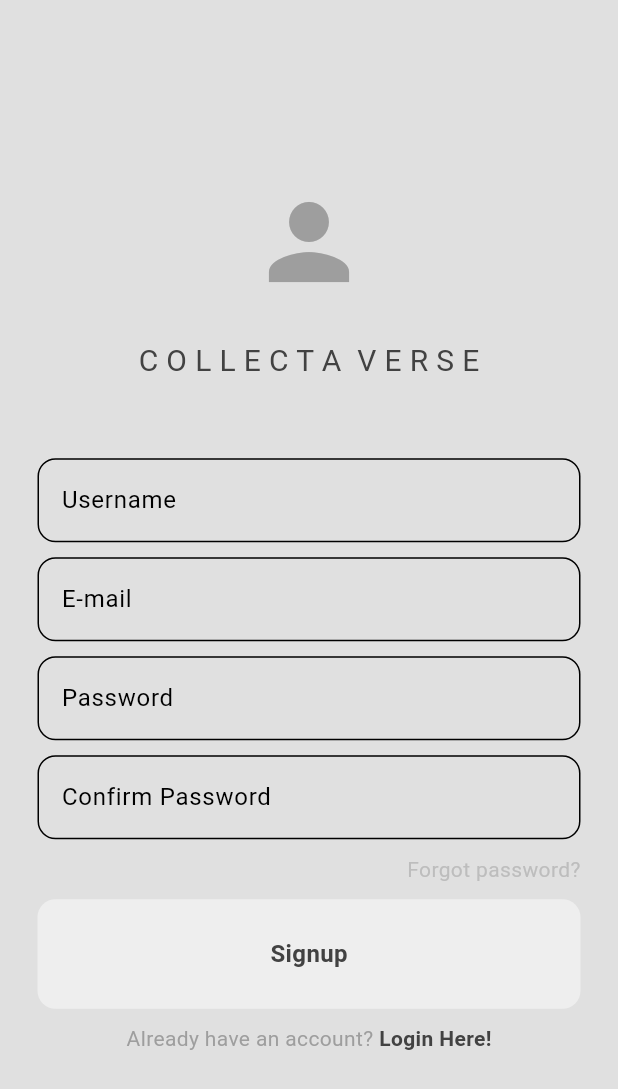
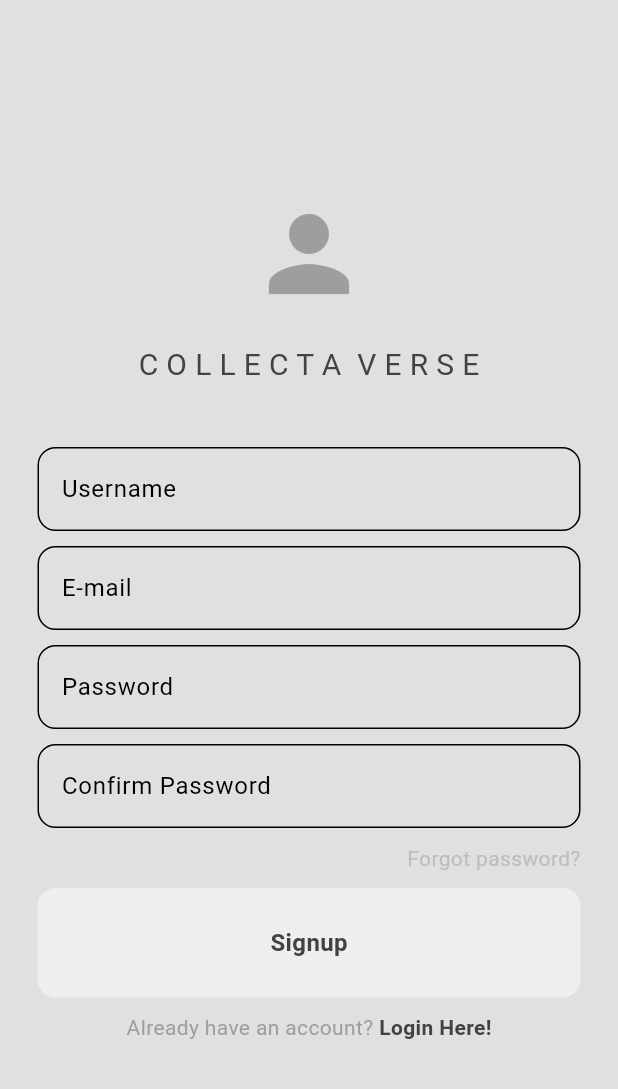
Before and after one commit to beyzaciftaslan/CollectaVerse, a Flutter app: the screen it shows after launch, after a tap on "Signup Here!", on a phone screen of 412 x 824 dp. Shown: the top 1089 px of the screen. Run offline on Flutter 3.47's test engine with Material 3 defaults, Android fonts, the phone set to English and light mode, and no system bars; our stand-ins replace firebase_core; accounts and stored records are empty.

```diff
--- a/lib/main.dart
+++ b/lib/main.dart
@@ -1,12 +1,14 @@
-//import 'package:collecta_verse_pt2/landing_page.dart';
 import 'package:collecta_verse_pt2/auth/login_or_signup.dart';
-//import 'package:collecta_verse_pt2/pages/login_page.dart';
-//import 'package:collecta_verse_pt2/pages/signup_page.dart';
+import 'package:collecta_verse_pt2/firebase_options.dart';
 import 'package:collecta_verse_pt2/theme/dark_mode.dart';
 import 'package:collecta_verse_pt2/theme/light_mode.dart';
 import 'package:flutter/material.dart';
+import 'package:firebase_core/firebase_core.dart';
+//import 'package:collecta_verse_pt2/landing_page.dart';
 
-void main() {
+void main() async {
+  WidgetsFlutterBinding.ensureInitialized();
+  await Firebase.initializeApp(options: DefaultFirebaseOptions.currentPlatform);
   runApp(const MyApp());
 }
 
--- a/lib/pages/signup_page.dart
+++ b/lib/pages/signup_page.dart
@@ -38,7 +38,7 @@ class SignupPage extends StatelessWidget {
                   size: 80,
                   color: Theme.of(context).colorScheme.inversePrimary,
                 ),
-                const SizedBox(height: 25),
+                const SizedBox(height: 20),
 
                 //uyg adi
                 Text(
@@ -47,7 +47,7 @@ class SignupPage extends StatelessWidget {
                     fontSize: 20,
                   ),
                 ),
-                const SizedBox(height: 50),
+                const SizedBox(height: 40),
 
                 //mail textfield
                 MyTextField(
```
Also changed, not shown: pubspec.yaml (+60 -8 lines), firebase.json (added), lib/firebase_options.dart (added), pubspec.lock, 3 other files.
